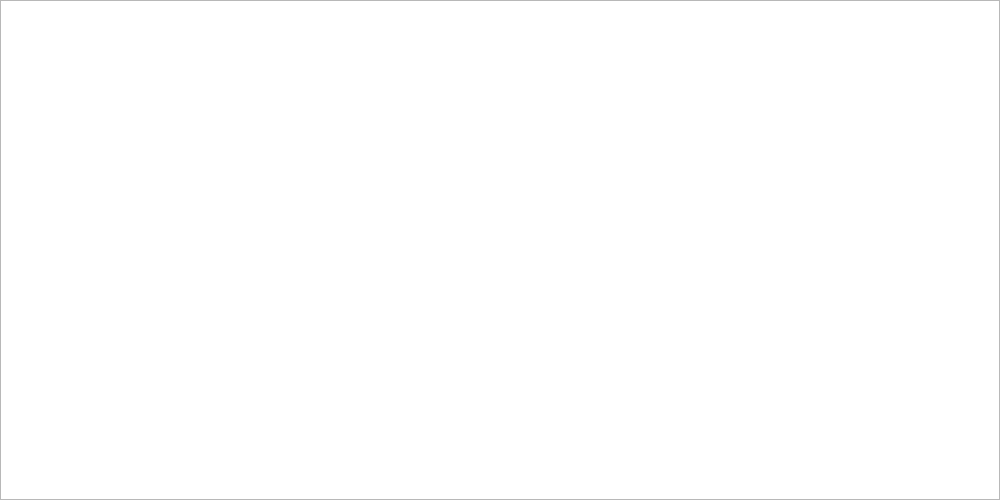
Old version of the form Widgets/Rundown/RundownWidget.ui in the repository CasparCG/client.
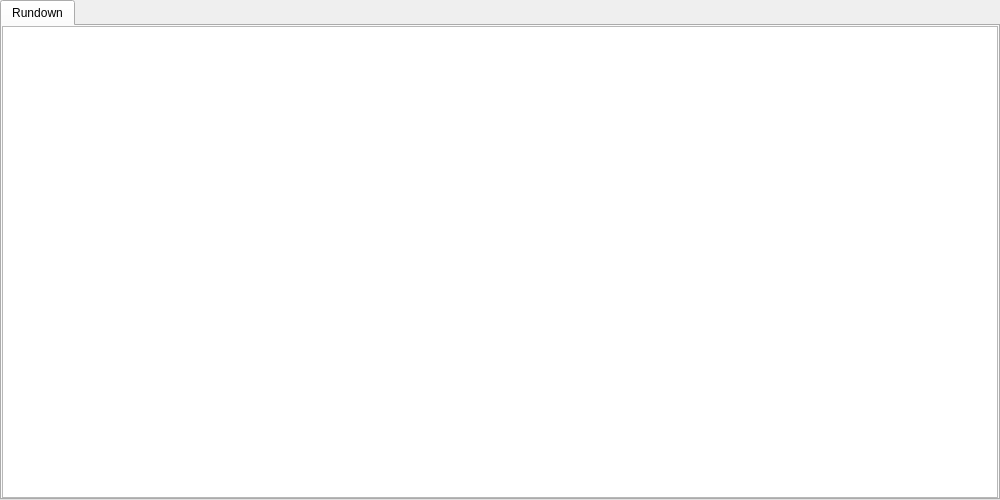
New version of the form.

Commit message: - Refactoring - FIX: Rundown items device info is cleared if the device does not exists. - NEW: Support for adding offline devices.

```diff
--- a/Widgets/Rundown/RundownWidget.ui
+++ b/Widgets/Rundown/RundownWidget.ui
@@ -13,6 +13,25 @@
   <property name="styleSheet">
    <string notr="true"/>
   </property>
+  <layout class="QVBoxLayout" name="verticalLayout_2">
+   <property name="spacing">
+    <number>0</number>
+   </property>
+   <property name="margin">
+    <number>0</number>
+   </property>
+   <item>
+    <widget class="QTabWidget" name="tabWidgetRundown">
+     <property name="currentIndex">
+      <number>0</number>
+     </property>
+     <property name="movable">
+      <bool>true</bool>
+     </property>
+     <widget class="QWidget" name="tabRundown">
+      <attribute name="title">
+       <string>Rundown</string>
+      </attribute>
   <layout class="QVBoxLayout" name="verticalLayout">
    <property name="spacing">
     <number>0</number>
@@ -57,6 +76,10 @@
        <string>Item</string>
       </property>
      </column>
+        </widget>
+       </item>
+      </layout>
+     </widget>
     </widget>
    </item>
   </layout>
```
Lines whose indentation alone changed are shown as unchanged. The commit also changes 135 other files.
